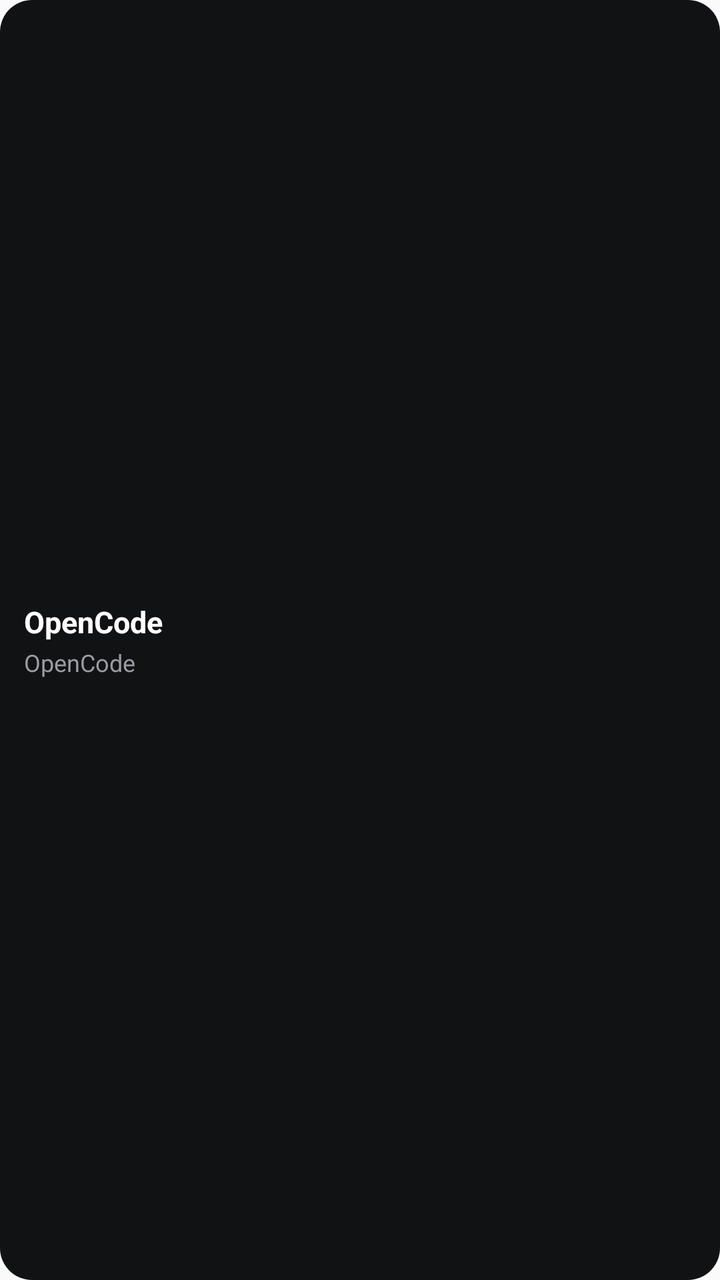
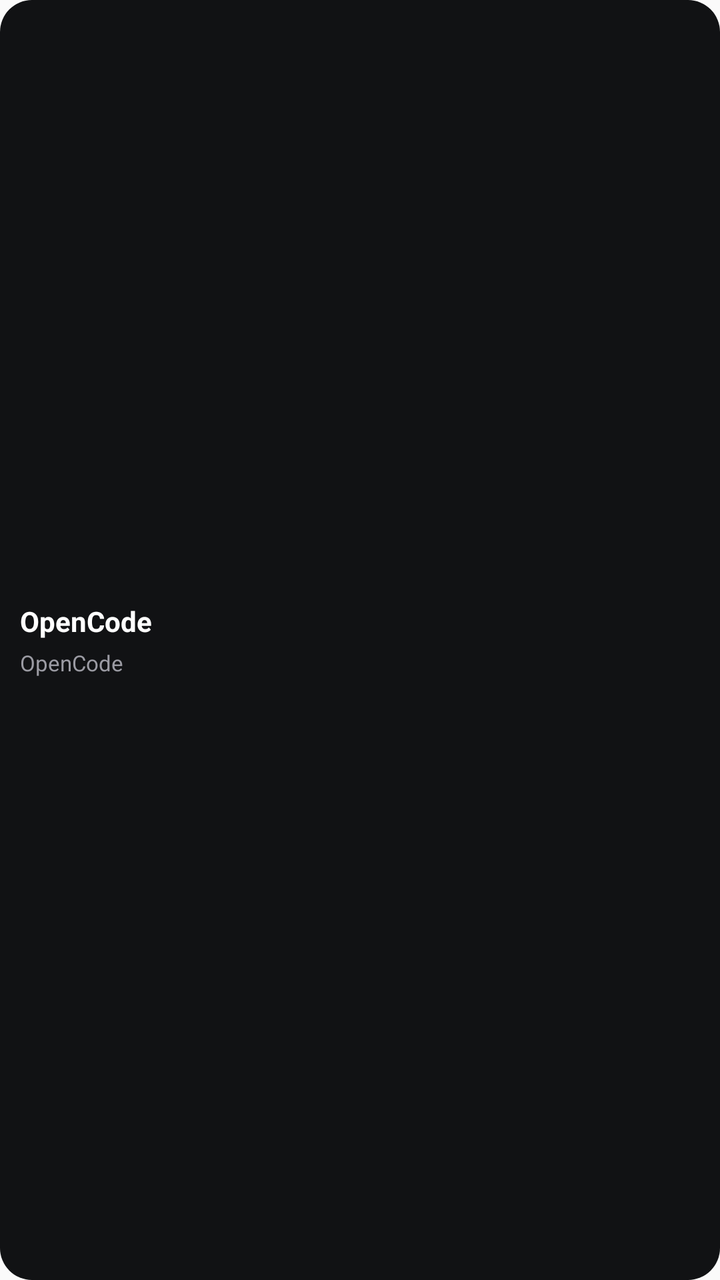

Compare the two renders of this Android layout. The source of the first and the diff that turns it into the second are given below.
<!-- AndroidManifest.xml: application theme AppTheme -->
<!-- res/layout/session_widget.xml -->
<?xml version="1.0" encoding="utf-8"?>
<LinearLayout xmlns:android="http://schemas.android.com/apk/res/android"
    android:id="@+id/widget_root"
    android:layout_width="match_parent"
    android:layout_height="match_parent"
    android:orientation="vertical"
    android:padding="12dp"
    android:background="@drawable/widget_bg"
    android:gravity="center_vertical">

    <TextView
        android:id="@+id/widget_title"
        android:layout_width="match_parent"
        android:layout_height="wrap_content"
        android:maxLines="1"
        android:ellipsize="end"
        android:textColor="#ffffff"
        android:textSize="15sp"
        android:textStyle="bold"
        android:text="@string/widget_app" />

    <TextView
        android:id="@+id/widget_subtitle"
        android:layout_width="match_parent"
        android:layout_height="wrap_content"
        android:layout_marginTop="2dp"
        android:maxLines="1"
        android:ellipsize="end"
        android:textColor="#9b9ba3"
        android:textSize="12sp"
        android:text="@string/widget_app" />

    <Chronometer
        android:id="@+id/widget_chronometer"
        android:layout_width="wrap_content"
        android:layout_height="wrap_content"
        android:layout_marginTop="2dp"
        android:visibility="gone"
        android:textColor="#5b9dff"
        android:textSize="12sp" />
</LinearLayout>
<!-- resources referenced by this layout -->
<resources>
  <!-- drawable widget_bg (drawable) -->
  <?xml version="1.0" encoding="utf-8"?>
  <shape xmlns:android="http://schemas.android.com/apk/res/android" android:shape="rectangle">
      <solid android:color="#111214" />
      <corners android:radius="16dp" />
  </shape>
  <string name="widget_app">OpenCode</string>
  <style name="AppTheme" parent="Theme.AppCompat.Light.DarkActionBar">
          
          <item name="colorPrimary">@color/colorPrimary</item>
          <item name="colorPrimaryDark">@color/colorPrimaryDark</item>
          <item name="colorAccent">@color/colorAccent</item>
      </style>
</resources>

<!-- the commit's change to res/layout/session_widget.xml (unified diff, before → after) -->
@@ -4,7 +4,7 @@
     android:layout_width="match_parent"
     android:layout_height="match_parent"
     android:orientation="vertical"
-    android:padding="12dp"
+    android:padding="10dp"
     android:background="@drawable/widget_bg"
     android:gravity="center_vertical">
 
@@ -15,9 +15,25 @@
         android:maxLines="1"
         android:ellipsize="end"
         android:textColor="#ffffff"
-        android:textSize="15sp"
+        android:textSize="14sp"
         android:textStyle="bold"
         android:text="@string/widget_app" />
+
+    <Chronometer
+        android:id="@+id/widget_chronometer"
+        android:layout_width="wrap_content"
+        android:layout_height="wrap_content"
+        android:layout_marginTop="1dp"
+        android:visibility="gone"
+        android:textColor="#5b9dff"
+        android:textSize="12sp" />
+
+    <LinearLayout
+        android:id="@+id/widget_rows"
+        android:layout_width="match_parent"
+        android:layout_height="wrap_content"
+        android:orientation="vertical"
+        android:layout_marginTop="2dp" />
 
     <TextView
         android:id="@+id/widget_subtitle"
@@ -27,15 +43,6 @@
         android:maxLines="1"
         android:ellipsize="end"
         android:textColor="#9b9ba3"
-        android:textSize="12sp"
+        android:textSize="11sp"
         android:text="@string/widget_app" />
-
-    <Chronometer
-        android:id="@+id/widget_chronometer"
-        android:layout_width="wrap_content"
-        android:layout_height="wrap_content"
-        android:layout_marginTop="2dp"
-        android:visibility="gone"
-        android:textColor="#5b9dff"
-        android:textSize="12sp" />
 </LinearLayout>
